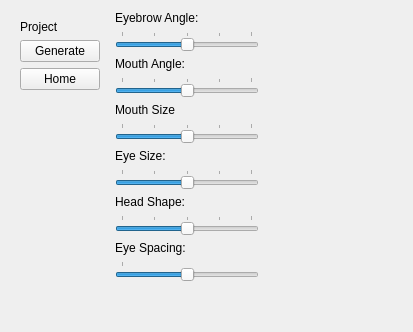
First picture: the form in resources/widget/ChernoffFaceWidget/widget.ui, repository pemj/MayaPy, before the edit.
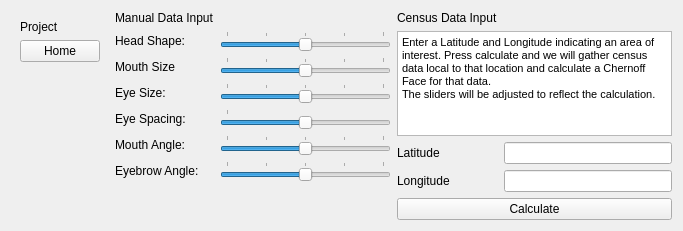
Second picture: the form after the edit.

Commit message:
Making QT able to do what we need.
Added the lat/long bits, need to build and hookup the handlers still. will stub out the behavior now with a local function that we will actually define later.

```diff
--- a/resources/widget/ChernoffFaceWidget/widget.ui
+++ b/resources/widget/ChernoffFaceWidget/widget.ui
@@ -6,16 +6,16 @@
    <rect>
     <x>0</x>
     <y>0</y>
-    <width>413</width>
-    <height>332</height>
+    <width>683</width>
+    <height>231</height>
    </rect>
   </property>
   <property name="windowTitle">
    <string>Form</string>
   </property>
-  <layout class="QGridLayout" name="gridLayout">
-   <item row="0" column="0">
-    <widget class="QWidget" name="NavPane" native="true">
+  <layout class="QHBoxLayout" name="horizontalLayout">
+   <item>
+    <widget class="QWidget" name="navigationPane" native="true">
      <layout class="QVBoxLayout" name="verticalLayout">
       <item>
        <widget class="QLabel" name="assinmentlabel">
@@ -24,13 +24,6 @@
         </property>
        </widget>
       </item>
-      <item>
-       <widget class="QPushButton" name="runBtn">
-        <property name="text">
-         <string>Generate</string>
-        </property>
-       </widget>
-      </item>
       <item>
        <widget class="QPushButton" name="homeBtn">
         <property name="text">
@@ -54,17 +47,10 @@
      </layout>
     </widget>
    </item>
-   <item row="0" column="1">
-    <layout class="QVBoxLayout" name="SliderPane">
-     <item>
-      <widget class="QLabel" name="eyebrowAngleTag">
-       <property name="text">
-        <string>Eyebrow Angle:</string>
-       </property>
-      </widget>
-     </item>
-     <item>
-      <widget class="QSlider" name="eyebrowAngleSlider">
+   <item>
+    <layout class="QFormLayout" name="manualControl">
+     <item row="1" column="1">
+      <widget class="QSlider" name="headShapeSlider">
        <property name="sizePolicy">
         <sizepolicy hsizetype="Expanding" vsizetype="Fixed">
          <horstretch>0</horstretch>
@@ -94,52 +80,7 @@
        </property>
       </widget>
      </item>
-     <item>
-      <widget class="QLabel" name="mouthAngleTag">
-       <property name="text">
-        <string>Mouth Angle:</string>
-       </property>
-      </widget>
-     </item>
-     <item>
-      <widget class="QSlider" name="mouthAngleSlider">
-       <property name="sizePolicy">
-        <sizepolicy hsizetype="Expanding" vsizetype="Fixed">
-         <horstretch>0</horstretch>
-         <verstretch>0</verstretch>
-        </sizepolicy>
-       </property>
-       <property name="minimum">
-        <number>-10</number>
-       </property>
-       <property name="maximum">
-        <number>10</number>
-       </property>
-       <property name="singleStep">
-        <number>1</number>
-       </property>
-       <property name="pageStep">
-        <number>1</number>
-       </property>
-       <property name="orientation">
-        <enum>Qt::Horizontal</enum>
-       </property>
-       <property name="tickPosition">
-        <enum>QSlider::TicksAbove</enum>
-       </property>
-       <property name="tickInterval">
-        <number>5</number>
-       </property>
-      </widget>
-     </item>
-     <item>
-      <widget class="QLabel" name="mouthSizeTag">
-       <property name="text">
-        <string>Mouth Size</string>
-       </property>
-      </widget>
-     </item>
-     <item>
+     <item row="2" column="1">
       <widget class="QSlider" name="mouthSizeSlider">
        <property name="enabled">
         <bool>true</bool>
@@ -179,53 +120,22 @@
        </property>
       </widget>
      </item>
-     <item>
-      <widget class="QLabel" name="eyeSizeTag">
+     <item row="2" column="0">
+      <widget class="QLabel" name="mouthSizeTag">
        <property name="text">
-        <string>Eye Size:</string>
+        <string>Mouth Size</string>
        </property>
       </widget>
      </item>
-     <item>
-      <widget class="QSlider" name="eyeSizeSlider">
-       <property name="sizePolicy">
-        <sizepolicy hsizetype="Expanding" vsizetype="Fixed">
-         <horstretch>0</horstretch>
-         <verstretch>0</verstretch>
-        </sizepolicy>
-       </property>
-       <property name="minimum">
-        <number>-10</number>
-       </property>
-       <property name="maximum">
-        <number>10</number>
-       </property>
-       <property name="singleStep">
-        <number>1</number>
-       </property>
-       <property name="pageStep">
-        <number>1</number>
-       </property>
-       <property name="orientation">
-        <enum>Qt::Horizontal</enum>
-       </property>
-       <property name="tickPosition">
-        <enum>QSlider::TicksAbove</enum>
-       </property>
-       <property name="tickInterval">
-        <number>5</number>
-       </property>
-      </widget>
-     </item>
-     <item>
+     <item row="1" column="0">
       <widget class="QLabel" name="headShapeTag">
        <property name="text">
         <string>Head Shape:</string>
        </property>
       </widget>
      </item>
-     <item>
-      <widget class="QSlider" name="headShapeSlider">
+     <item row="3" column="1">
+      <widget class="QSlider" name="eyeSizeSlider">
        <property name="sizePolicy">
         <sizepolicy hsizetype="Expanding" vsizetype="Fixed">
          <horstretch>0</horstretch>
@@ -255,15 +165,53 @@
        </property>
       </widget>
      </item>
-     <item>
+     <item row="3" column="0">
+      <widget class="QLabel" name="eyeSizeTag">
+       <property name="text">
+        <string>Eye Size:</string>
+       </property>
+      </widget>
+     </item>
+     <item row="4" column="1">
+      <widget class="QSlider" name="eyeSpacingSlider">
+       <property name="sizePolicy">
+        <sizepolicy hsizetype="Expanding" vsizetype="Fixed">
+         <horstretch>0</horstretch>
+         <verstretch>0</verstretch>
+        </sizepolicy>
+       </property>
+       <property name="minimum">
+        <number>-10</number>
+       </property>
+       <property name="maximum">
+        <number>10</number>
+       </property>
+       <property name="singleStep">
+        <number>1</number>
+       </property>
+       <property name="pageStep">
+        <number>50</number>
+       </property>
+       <property name="orientation">
+        <enum>Qt::Horizontal</enum>
+       </property>
+       <property name="tickPosition">
+        <enum>QSlider::TicksAbove</enum>
+       </property>
+       <property name="tickInterval">
+        <number>50</number>
+       </property>
+      </widget>
+     </item>
+     <item row="4" column="0">
       <widget class="QLabel" name="eyeSpacingTag">
        <property name="text">
         <string>Eye Spacing:</string>
        </property>
       </widget>
      </item>
-     <item>
-      <widget class="QSlider" name="eyeSpacingSlider">
+     <item row="5" column="1">
+      <widget class="QSlider" name="mouthAngleSlider">
        <property name="sizePolicy">
         <sizepolicy hsizetype="Expanding" vsizetype="Fixed">
          <horstretch>0</horstretch>
@@ -280,7 +228,7 @@
         <number>1</number>
        </property>
        <property name="pageStep">
-        <number>50</number>
+        <number>1</number>
        </property>
        <property name="orientation">
         <enum>Qt::Horizontal</enum>
@@ -289,37 +237,116 @@
         <enum>QSlider::TicksAbove</enum>
        </property>
        <property name="tickInterval">
-        <number>50</number>
+        <number>5</number>
        </property>
       </widget>
      </item>
-     <item>
-      <spacer name="sliderSpacer">
+     <item row="5" column="0">
+      <widget class="QLabel" name="mouthAngleTag">
+       <property name="text">
+        <string>Mouth Angle:</string>
+       </property>
+      </widget>
+     </item>
+     <item row="6" column="1">
+      <widget class="QSlider" name="eyebrowAngleSlider">
+       <property name="sizePolicy">
+        <sizepolicy hsizetype="Expanding" vsizetype="Fixed">
+         <horstretch>0</horstretch>
+         <verstretch>0</verstretch>
+        </sizepolicy>
+       </property>
+       <property name="minimum">
+        <number>-10</number>
+       </property>
+       <property name="maximum">
+        <number>10</number>
+       </property>
+       <property name="singleStep">
+        <number>1</number>
+       </property>
+       <property name="pageStep">
+        <number>1</number>
+       </property>
        <property name="orientation">
-        <enum>Qt::Vertical</enum>
+        <enum>Qt::Horizontal</enum>
        </property>
-       <property name="sizeHint" stdset="0">
-        <size>
-         <width>20</width>
-         <height>40</height>
-        </size>
+       <property name="tickPosition">
+        <enum>QSlider::TicksAbove</enum>
        </property>
-      </spacer>
+       <property name="tickInterval">
+        <number>5</number>
+       </property>
+      </widget>
+     </item>
+     <item row="6" column="0">
+      <widget class="QLabel" name="eyebrowAngleTag">
+       <property name="text">
+        <string>Eyebrow Angle:</string>
+       </property>
+      </widget>
+     </item>
+     <item row="0" column="0">
+      <widget class="QLabel" name="Section1Label">
+       <property name="text">
+        <string>Manual Data Input</string>
+       </property>
+      </widget>
      </item>
     </layout>
    </item>
-   <item row="0" column="2">
-    <spacer name="horizontalSpacer">
-     <property name="orientation">
-      <enum>Qt::Horizontal</enum>
+   <item>
+    <layout class="QFormLayout" name="censusData">
+     <property name="fieldGrowthPolicy">
+      <enum>QFormLayout::AllNonFixedFieldsGrow</enum>
      </property>
-     <property name="sizeHint" stdset="0">
-      <size>
-       <width>40</width>
-       <height>20</height>
-      </size>
-     </property>
-    </spacer>
+     <item row="0" column="0">
+      <widget class="QLabel" name="Section2Label">
+       <property name="text">
+        <string>Census Data Input</string>
+       </property>
+      </widget>
+     </item>
+     <item row="1" column="0" colspan="2">
+      <widget class="QTextBrowser" name="section2Description">
+       <property name="html">
+        <string>&lt;!DOCTYPE HTML PUBLIC &quot;-//W3C//DTD HTML 4.0//EN&quot; &quot;http://www.w3.org/TR/REC-html40/strict.dtd&quot;&gt;
+&lt;html&gt;&lt;head&gt;&lt;meta name=&quot;qrichtext&quot; content=&quot;1&quot; /&gt;&lt;style type=&quot;text/css&quot;&gt;
+p, li { white-space: pre-wrap; }
+&lt;/style&gt;&lt;/head&gt;&lt;body style=&quot; font-family:'MS Shell Dlg 2'; font-size:8.25pt; font-weight:400; font-style:normal;&quot;&gt;
+&lt;p style=&quot; margin-top:0px; margin-bottom:0px; margin-left:0px; margin-right:0px; -qt-block-indent:0; text-indent:0px;&quot;&gt;&lt;span style=&quot; font-size:8pt;&quot;&gt;Enter a Latitude and Longitude indicating an area of interest. Press calculate and we will gather census data local to that location and calculate a Chernoff Face for that data.&lt;/span&gt;&lt;/p&gt;
+&lt;p style=&quot; margin-top:0px; margin-bottom:0px; margin-left:0px; margin-right:0px; -qt-block-indent:0; text-indent:0px;&quot;&gt;&lt;span style=&quot; font-size:8pt;&quot;&gt;The sliders will be adjusted to reflect the calculation.&lt;/span&gt;&lt;/p&gt;&lt;/body&gt;&lt;/html&gt;</string>
+       </property>
+      </widget>
+     </item>
+     <item row="3" column="0">
+      <widget class="QLabel" name="longitudeLabel">
+       <property name="text">
+        <string>Longitude</string>
+       </property>
+      </widget>
+     </item>
+     <item row="3" column="1">
+      <widget class="QLineEdit" name="longitudeLineEdit"/>
+     </item>
+     <item row="5" column="0" colspan="2">
+      <widget class="QPushButton" name="calculateCensueDataButton">
+       <property name="text">
+        <string>Calculate</string>
+       </property>
+      </widget>
+     </item>
+     <item row="2" column="1">
+      <widget class="QLineEdit" name="latitudeLineEdit"/>
+     </item>
+     <item row="2" column="0">
+      <widget class="QLabel" name="latitudeLabel">
+       <property name="text">
+        <string>Latitude</string>
+       </property>
+      </widget>
+     </item>
+    </layout>
    </item>
   </layout>
  </widget>
```
Left out of the diff: 2 changed lines with no effect on the pictures. The commit also changes 1 other file.
